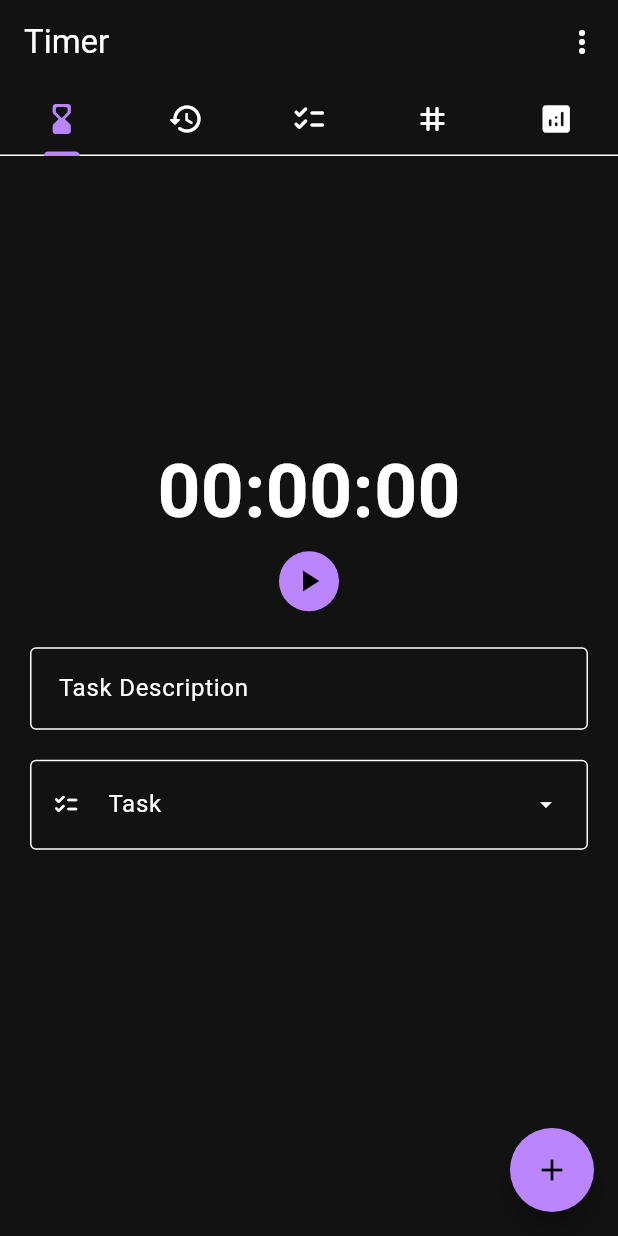
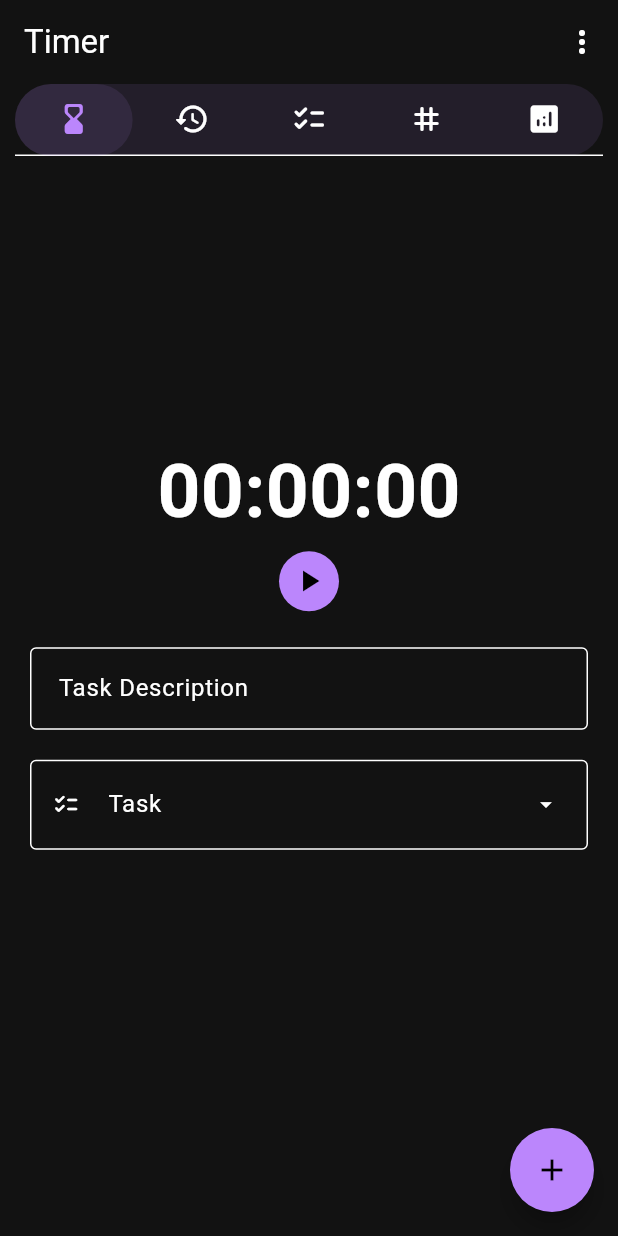
Before and after one commit to siddharthroy12/timebrew, a Flutter app: the screen it shows after launch, on a phone screen of 412 x 824 dp. Run offline on Flutter 3.47's test engine with Material 2 defaults, Android fonts, the phone set to English and light mode, and no system bars.

Commit message:
Improved tab

```diff
--- a/lib/main.dart
+++ b/lib/main.dart
@@ -4,6 +4,12 @@ import 'package:timebrew/providers/tag_provider.dart';
 import 'package:timebrew/tabs/tags.dart';
 import 'tabs/timer.dart';
 import 'fab.dart';
+
+class TabEntry {
+  String title;
+  IconData icon;
+  TabEntry({required this.title, required this.icon});
+}
 
 void main() {
   runApp(const MyApp());
@@ -24,7 +30,10 @@ class MyApp extends StatelessWidget {
           colorScheme: const ColorScheme.dark(),
           useMaterial3: true,
           dialogTheme: const DialogTheme(
-            actionsPadding: EdgeInsets.only(bottom: 10, right: 10),
+            actionsPadding: EdgeInsets.only(
+              bottom: 10,
+              right: 10,
+            ),
             shape: RoundedRectangleBorder(
               borderRadius: BorderRadius.all(
                 Radius.circular(5),
@@ -34,13 +43,18 @@ class MyApp extends StatelessWidget {
           inputDecorationTheme: InputDecorationTheme(
             isDense: true,
             floatingLabelBehavior: FloatingLabelBehavior.never,
-            contentPadding: EdgeInsets.symmetric(vertical: 18, horizontal: 15),
+            contentPadding: const EdgeInsets.symmetric(
+              vertical: 18,
+              horizontal: 15,
+            ),
             border: const OutlineInputBorder(
               borderSide: BorderSide(width: 2),
             ),
             focusedBorder: OutlineInputBorder(
-              borderSide:
-                  BorderSide(color: const ColorScheme.dark().primary, width: 2),
+              borderSide: BorderSide(
+                color: const ColorScheme.dark().primary,
+                width: 2,
+              ),
             ),
           ),
         ),
@@ -80,10 +94,55 @@ class _TabsState extends State<Tabs> with SingleTickerProviderStateMixin {
     });
   }
 
+  List<TabEntry> tabs = [
+    TabEntry(title: 'Timer', icon: Icons.hourglass_bottom_rounded),
+    TabEntry(title: 'Logs', icon: Icons.history_rounded),
+    TabEntry(title: 'Tasks', icon: Icons.checklist_rounded),
+    TabEntry(title: 'Tags', icon: Icons.tag_rounded),
+    TabEntry(title: 'Stats', icon: Icons.analytics_rounded),
+  ];
+
+  TabBar buildTabBar(BuildContext context) {
+    List<Tab> tabWidgets = [];
+    bool minimal = MediaQuery.of(context).size.width < 550;
+
+    for (TabEntry tab in tabs) {
+      tabWidgets.add(
+        Tab(
+          child: Row(
+            mainAxisAlignment: MainAxisAlignment.center,
+            children: [
+              Icon(tab.icon),
+              ...(minimal
+                  ? []
+                  : [
+                      const SizedBox(
+                        width: 10,
+                      ),
+                      Text(tab.title)
+                    ]),
+            ],
+          ),
+        ),
+      );
+    }
+
+    return TabBar(
+      controller: _tcontroller,
+      splashBorderRadius: BorderRadius.circular(50),
+      indicator: BoxDecoration(
+          color: Theme.of(context).colorScheme.primary.withOpacity(0.1),
+          shape: BoxShape.rectangle,
+          borderRadius: BorderRadius.circular(50)),
+      indicatorSize: TabBarIndicatorSize.tab,
+      tabs: tabWidgets,
+    );
+  }
+
   @override
   Widget build(BuildContext context) {
     return DefaultTabController(
-      length: 3,
+      length: tabs.length,
       child: Scaffold(
         appBar: AppBar(
           title: Text(currentTitle),
@@ -105,15 +164,16 @@ class _TabsState extends State<Tabs> with SingleTickerProviderStateMixin {
               ],
             )
           ],
-          bottom: TabBar(
-            controller: _tcontroller,
-            tabs: const [
-              Tab(icon: Icon(Icons.hourglass_bottom_rounded)),
-              Tab(icon: Icon(Icons.history_rounded)),
-              Tab(icon: Icon(Icons.checklist_rounded)),
-              Tab(icon: Icon(Icons.tag_rounded)),
-              Tab(icon: Icon(Icons.analytics_rounded)),
-            ],
+          bottom: PreferredSize(
+            preferredSize: buildTabBar(context).preferredSize,
+            child: Container(
+              margin: EdgeInsets.symmetric(horizontal: 10),
+              decoration: BoxDecoration(
+                borderRadius: BorderRadius.circular(50),
+                color: Theme.of(context).colorScheme.primary.withOpacity(0.1),
+              ),
+              child: buildTabBar(context),
+            ),
           ),
         ),
         body: TabBarView(
--- a/lib/providers/tag_provider.dart
+++ b/lib/providers/tag_provider.dart
@@ -4,7 +4,7 @@ class Tag {
   String? id;
   String name;
   String color;
-  Tag(this.name, this.color);
+  Tag({required this.name, required this.color, this.id});
 }
 
 class TagProvider extends ChangeNotifier {
--- /dev/null
+++ b/lib/utils.dart
@@ -0,0 +1,4 @@
+String idGenerator() {
+  final now = DateTime.now();
+  return now.microsecondsSinceEpoch.toString();
+}
```
Also changed, not shown: lib/popups/create_tag.dart (+13 -3 lines), lib/tabs/tags.dart (+29 -11 lines).
